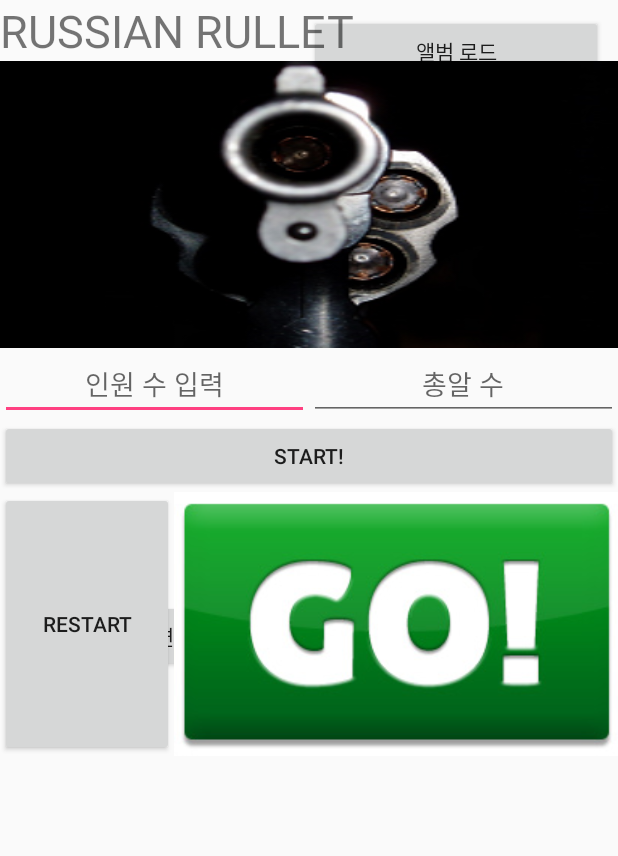
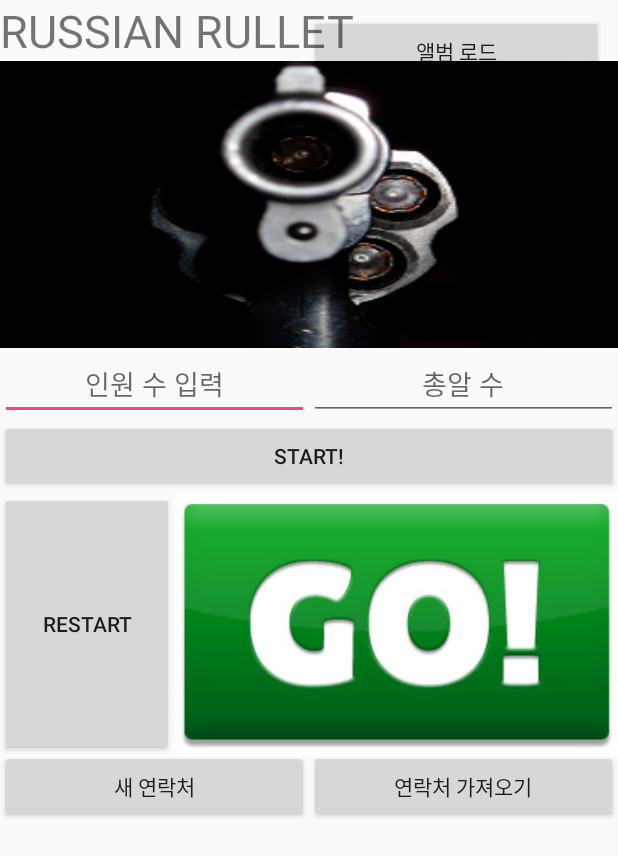
Before and after one commit to js7089/project1, an Android app: the screen it shows after launch (MainActivity), on a phone screen of 412 x 824 dp. Shown: the top 856 px of the screen. Run offline under Robolectric (Android 15) with nearby library versions, the phone set to English and light mode, and no system bars.

Commit message:
finalization(-2 to final)
finished phonebook

```diff
--- a/myapplication/src/main/res/layout/activity_main.xml
+++ b/myapplication/src/main/res/layout/activity_main.xml
@@ -40,30 +40,26 @@
 
                     <TableLayout
                         android:layout_width="match_parent"
-                        android:layout_height="match_parent">
+                        android:layout_height="match_parent"
+                        tools:layout_editor_absoluteX="0dp"
+                        tools:layout_editor_absoluteY="16dp">
 
                         <TableRow
                             android:layout_width="match_parent"
-                            android:layout_height="match_parent" >
+                            android:layout_height="match_parent">
 
                             <ListView
                                 android:id="@+id/mylist"
                                 android:layout_width="match_parent"
-                                android:layout_height="400dp"
+                                android:layout_height="500dp"
                                 android:layout_weight="1"
                                 android:scrollbars="vertical" />
                         </TableRow>
 
                         <TableRow
                             android:layout_width="match_parent"
-                            android:layout_height="match_parent" >
-
-                            <TextView
-                                android:text=" "
-                                android:id="@+id/nullspace"
-                                android:layout_width="wrap_content"
-                                android:layout_height="wrap_content"
-                                android:layout_weight="0.1" />
+                            android:layout_height="wrap_content"
+                            >
 
                             <Button
                                 android:id="@+id/new_pno"
@@ -72,26 +68,12 @@
                                 android:layout_weight="0.35"
                                 android:text="새 연락처" />
 
-                            <TextView
-                                android:text=" "
-                                android:id="@+id/nullspace2"
-                                android:layout_width="wrap_content"
-                                android:layout_height="wrap_content"
-                                android:layout_weight="0.1" />
-
                             <Button
                                 android:id="@+id/load_pno"
                                 android:layout_width="0dp"
                                 android:layout_height="wrap_content"
                                 android:layout_weight="0.35"
                                 android:text="연락처 가져오기" />
-
-                            <TextView
-                                android:text=" "
-                                android:id="@+id/nullspace3"
-                                android:layout_width="wrap_content"
-                                android:layout_height="wrap_content"
-                                android:layout_weight="0.1" />
 
                         </TableRow>
                     </TableLayout>
```
